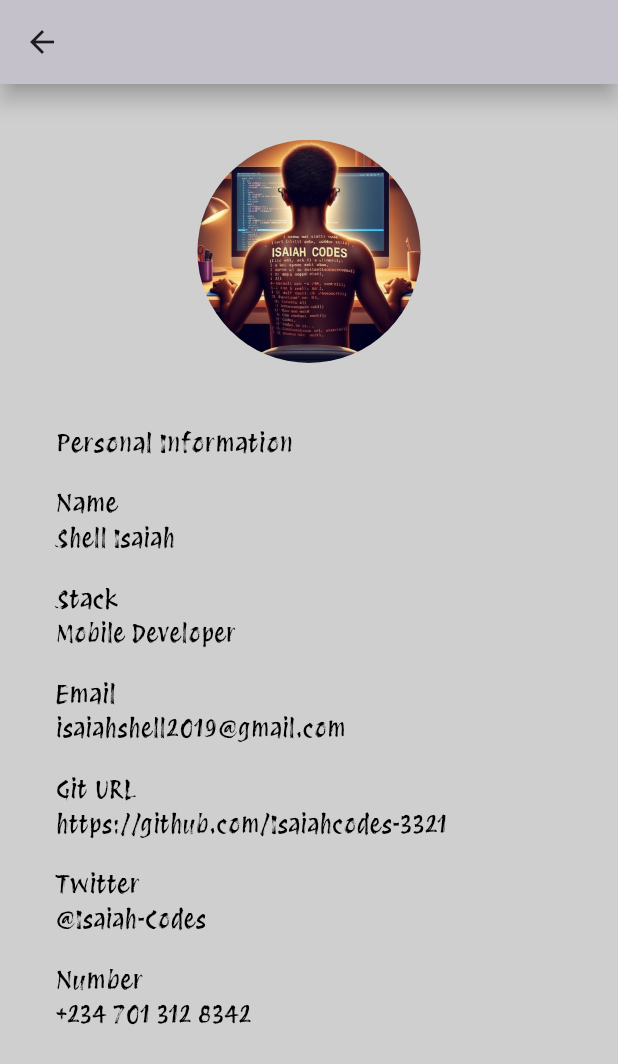
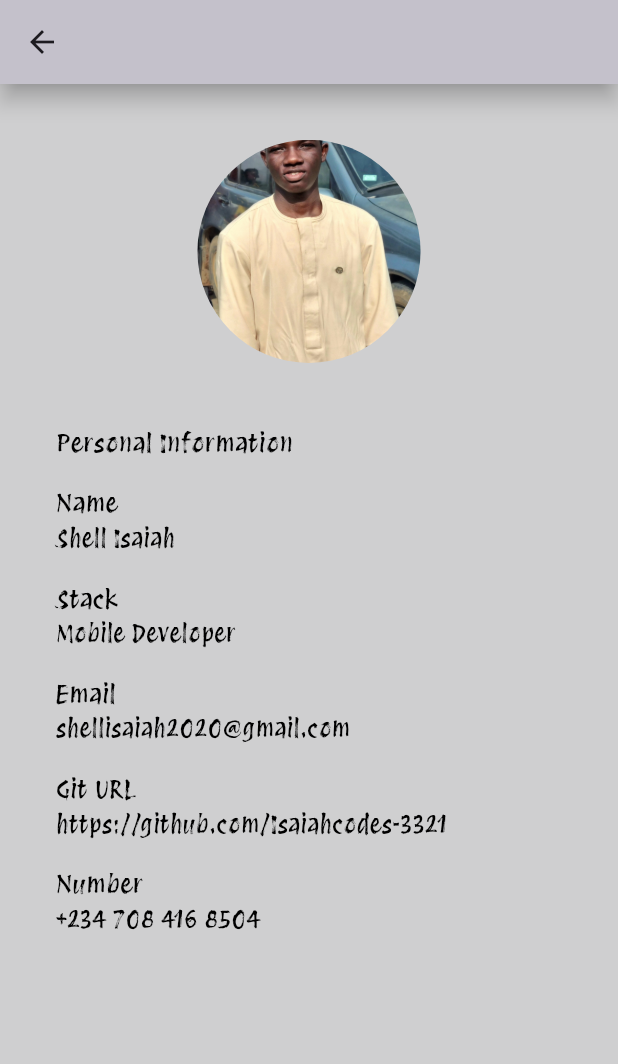
Before and after one commit to Isaiahcodes-3321/JokeApp, a Flutter app: the DevPage screen opened directly, on a phone screen of 412 x 824 dp. Shown: the top 1064 px of the screen. Run offline on Flutter 3.47's test engine with Material 3 defaults, Android fonts, the light colour scheme and no system bars; our stand-ins replace animated_text_kit, auto_size_text, connectivity_plus, flutter_riverpod, fluttertoast, go_router and 3 more; missing offline and left inert: clipboard, swiping_card_deck; accounts and stored records are empty.

Commit message:
update on joke app

```diff
--- a/joke_app/lib/controller/appnetwork/network.dart
+++ b/joke_app/lib/controller/appnetwork/network.dart
@@ -1,12 +1,14 @@
+import 'package:joke_app/views/widgets/toast_info.dart';
+
 import '../export.dart';
-
 
 class AppNetwork {
   static networkState(BuildContext context) async {
     final connectivityResult = await (Connectivity().checkConnectivity());
     if (connectivityResult == ConnectivityResult.none) {
       // ignore: use_build_context_synchronously
-      CopyJoke.snackBar(context, 'No internet connection');
+      Toast.errorToast('No internet connection');
+      // CopyJoke.snackBar(context, 'No internet connection');
     } else {
       refProvider.read(isLoading.notifier).state = 'Loading';
       if (refProvider.watch(ProviderAppBarStatus.randomJokes)) {
--- a/joke_app/lib/main.dart
+++ b/joke_app/lib/main.dart
@@ -1,16 +1,15 @@
 import 'package:flutter/material.dart';
 import 'package:flutter/services.dart';
+import 'package:fluttertoast/fluttertoast.dart';
 import 'services/storage/joke_storage.dart';
 import 'package:hive_flutter/adapters.dart';
 import 'package:joke_app/views/approute/route.dart';
 import 'package:joke_app/views/constant/constant.dart';
 import 'package:flutter_riverpod/flutter_riverpod.dart';
 import 'package:responsive_sizer/responsive_sizer.dart';
-import 'package:google_mobile_ads/google_mobile_ads.dart';
 
 main() async {
   WidgetsFlutterBinding.ensureInitialized();
-  MobileAds.instance.initialize();
   setupHive();
   await SystemChrome.setPreferredOrientations([
     DeviceOrientation.portraitUp,
@@ -35,6 +34,7 @@ class MyApp extends StatelessWidget {
       builder: (context, orientation, screenType) {
         return ProviderScope(
           child: MaterialApp.router(
+            builder: FToastBuilder(),
             debugShowCheckedModeBanner: false,
             routerConfig: AppRoute.router,
           ),
--- a/joke_app/lib/services/apis/v2Joke_api.dart
+++ b/joke_app/lib/services/apis/v2Joke_api.dart
@@ -1,4 +1,5 @@
 import 'dart:convert';
+import 'package:flutter/material.dart';
 import 'package:http/http.dart' as http;
 import 'package:joke_app/services/apis/joke_varable.dart';
 import 'package:joke_app/services/provider/joke_provider.dart';
@@ -11,14 +12,14 @@ class V2JokeApi {
     var url = Uri.https('v2.jokeapi.dev', MainScreenControls.apiChanging);
     var response = await http.get(url);
     if (response.statusCode == 200 || response.statusCode == 201) {
-      print('My joke ${response.body}');
+      debugPrint('My joke ${response.body}');
       final responseData = jsonDecode(response.body);
       singleJoke = responseData['joke'] ?? '';
       multipleJokeSetup = responseData['setup'] ?? '';
       multipleJokeDelivery = responseData['delivery'] ?? '';
       updateJokes();
     } else {
-      print('error code ${response.body}');
+      debugPrint('error code ${response.body}');
     }
   }
 
--- a/joke_app/lib/views/app_themes/themes.dart
+++ b/joke_app/lib/views/app_themes/themes.dart
@@ -1,10 +1,10 @@
 import 'package:flutter/material.dart';
-
 
 class AppThemes {
   static Color blackColor = Colors.black;
-  static Color whiteColor = Colors.white;
+  static const Color whiteColor = Colors.white;
+  static const Color green = Colors.green;
   static Color orangeColor = Colors.orange;
-     static Color backgroundColor = const Color.fromARGB(255, 207, 207, 208);
-   static Color grayColor = const Color.fromARGB(255, 133, 133, 133);
+  static Color backgroundColor = const Color.fromARGB(255, 207, 207, 208);
+  static Color grayColor = const Color.fromARGB(255, 133, 133, 133);
 }
--- a/joke_app/lib/views/app_views/deve_mode/dev_mode.dart
+++ b/joke_app/lib/views/app_views/deve_mode/dev_mode.dart
@@ -1,5 +1,7 @@
 import 'package:joke_app/views/app_views/Ads/bannar_ads.dart';
 import 'package:joke_app/views/app_views/main_view/export.dart';
+import 'package:joke_app/views/widgets/toast_info.dart';
+import 'package:url_launcher/url_launcher.dart';
 
 class DevPage extends StatelessWidget {
   const DevPage({super.key});
@@ -22,20 +24,21 @@ class DevPage extends StatelessWidget {
           child: SingleChildScrollView(
             child: Column(
               children: [
-                const FullAds(),
+                // const FullAds(),
                 Center(
-                  child: Container(
-                    width: 50.sp,
-                    height: 50.sp,
-                    decoration: BoxDecoration(
-                      shape: BoxShape.circle,
-                      image: DecorationImage(
-                          fit: BoxFit.cover,
-                          image: AssetImage(
-                            AppImages.devImage,
-                          )),
-                    ),
-                  ),
+                  child: profilePic(context),
+                  //  Container(
+                  //   width: 50.sp,
+                  //   height: 50.sp,
+                  //   decoration: BoxDecoration(
+                  //     shape: BoxShape.circle,
+                  //     image: DecorationImage(
+                  //         fit: BoxFit.cover,
+                  //         image: AssetImage(
+                  //           AppImages.devImage,
+                  //         )),
+                  //   ),
+                  // ),
                 ),
                 SizedBox(
                   height: 5.h,
@@ -47,45 +50,52 @@ class DevPage extends StatelessWidget {
                   child: Column(
                       crossAxisAlignment: CrossAxisAlignment.start,
                       children: [
-                        text('Personal Information', bigFontSize),
+                        text('Personal Information', bigFontSize, () {}),
                         SizedBox(
                           height: 2.h,
                         ),
-                        text('Name', bigFontSize),
-                        text('Shell Isaiah', smallFontSize),
+                        text('Name', bigFontSize, () {}),
+                        text('Shell Isaiah', smallFontSize, () {}),
                         SizedBox(
                           height: 2.h,
                         ),
-                        text('Stack', bigFontSize),
-                        text('Mobile Developer', smallFontSize),
+                        text('Stack', bigFontSize, () {}),
+                        text('Mobile Developer', smallFontSize, () {}),
                         SizedBox(
                           height: 2.h,
                         ),
-                        text('Email', bigFontSize),
+                        text('Email', bigFontSize, () {}),
                         FittedBox(
-                            child: text(
-                                'isaiahshell2019@gmail.com', smallFontSize)),
+                            child: text('shellisaiah2020@gmail.com',
+                                smallFontSize, () {})),
                         SizedBox(
                           height: 2.h,
                         ),
-                        text('Git URL', bigFontSize),
+                        text('Git URL', bigFontSize, () {}),
                         FittedBox(
+                          child: GestureDetector(
+                            onTap: () async {
+                              await launchWebPage();
+                            },
                             child: SelectableText(
                               'https://github.com/Isaiahcodes-3321',
                               style: AppTextStyle.regular()
                                   .copyWith(fontSize: smallFontSize),
                             ),
                           ),
+                        ),
+                        // SizedBox(
+                        //   height: 2.h,
+                        // ),
+                        // text('Twitter', bigFontSize),
+                        // text('@Isaiah-Codes', smallFontSize),
                         SizedBox(
                           height: 2.h,
                         ),
-                        text('Twitter', bigFontSize),
-                        text('@Isaiah-Codes', smallFontSize),
-                        SizedBox(
-                          height: 2.h,
-                        ),
-                        text('Number', bigFontSize),
-                        text('+234 701 312 8342', smallFontSize),
+                        text('Number', bigFontSize, () {}),
+                        text('+234 708 416 8504', smallFontSize, () async {
+                          await launchPhoneCall('+234 708 416 8504');
+                        }),
                       ]),
                 ),
               ],
@@ -96,10 +106,87 @@ class DevPage extends StatelessWidget {
     );
   }
 
-  Widget text(String text, var myFontSize) {
-    return Text(
+  Widget profilePic(BuildContext context) {
+    return GestureDetector(
+      onTap: () {
+        showDialog(
+          context: context,
+          barrierColor: Colors.black,
+          builder: (_) {
+            return Dialog(
+              backgroundColor: Colors.transparent,
+              insetPadding: EdgeInsets.zero,
+              child: GestureDetector(
+                onTap: () => Navigator.pop(context),
+                child: InteractiveViewer(
+                  child: Image.asset(
+                    AppImages.devImage,
+                    fit: BoxFit.contain,
+                  ),
+                ),
+              ),
+            );
+          },
+        );
+      },
+      child: Container(
+        width: 50.sp,
+        height: 50.sp,
+        decoration: BoxDecoration(
+          shape: BoxShape.circle,
+          image: DecorationImage(
+            fit: BoxFit.cover,
+            image: AssetImage(
+              AppImages.devImage,
+            ),
+          ),
+        ),
+      ),
+    );
+  }
+
+  Widget text(String text, var myFontSize, VoidCallback userTap) {
+    return GestureDetector(
+      onTap: userTap,
+      child: Text(
         text,
         style: AppTextStyle.regular().copyWith(fontSize: myFontSize),
+      ),
     );
   }
+
+  static Future<void> launchPhoneCall(String number) async {
+    debugPrint("driver number $number");
+    final Uri phoneCallUrl = Uri.parse('tel:$number');
+
+    if (!await launchUrl(phoneCallUrl)) {
+      Toast.errorToast("Could not launch ");
+      // throw Exception('Could not launch $phoneCallUrl');
     }
+  }
+
+  static Future<void> launchWebPage() async {
+    final Uri gitLaunchUrl = Uri.parse('https://github.com/Isaiahcodes-3321');
+
+    if (!await launchUrl(gitLaunchUrl, mode: LaunchMode.externalApplication)) {
+      Toast.errorToast("Could not launch ");
+      // throw Exception('Could not launch $gitLaunchUrl');
+    }
+  }
+
+  static Future<void> launchEmailPage() async {
+    final Uri emailLaunchUrl = Uri(
+      scheme: 'mailto',
+      path: 'shellisaiah2020@gmail.com',
+      queryParameters: {
+        'subject': 'Hello',
+        'body': 'Hi Isaiah,',
+      },
+    );
+
+    if (!await launchUrl(emailLaunchUrl)) {
+      Toast.errorToast("Could not launch ");
+      // throw Exception('Could not launch $emailLaunchUrl');
+    }
+  }
+}
--- a/joke_app/lib/views/app_views/favorite_view/favorite.dart
+++ b/joke_app/lib/views/app_views/favorite_view/favorite.dart
@@ -41,7 +41,7 @@ class _FavoriteViewState extends State<FavoriteView> {
         child: Column( crossAxisAlignment: CrossAxisAlignment.center,
         mainAxisAlignment: MainAxisAlignment.center,
           children: [
-            const FullAds(),
+            // const FullAds(),
             Center(
               child: SwipingCardDeck(
                 cardDeck: List.generate(
--- a/joke_app/lib/views/app_views/main_view/main_screen.dart
+++ b/joke_app/lib/views/app_views/main_view/main_screen.dart
@@ -134,7 +134,7 @@ class AppBody {
       refProvider.watch(ProviderAppBarStatus.dadsJokes)
           ? const DadsView()
           : const SizedBox(),
-      const AppBanner(),
+      // const AppBanner(),
     ]);
   }
 }
--- a/joke_app/lib/views/approute/route.dart
+++ b/joke_app/lib/views/approute/route.dart
@@ -2,6 +2,7 @@ import 'package:flutter/material.dart';
 import 'package:go_router/go_router.dart';
 import 'package:joke_app/views/app_views/main_view/main_screen.dart';
 import 'package:joke_app/views/app_views/splash_view/splash_view.dart';
+import 'package:joke_app/views/widgets/toast_info.dart';
 
 class AppRoute{
 
@@ -9,6 +10,7 @@ class AppRoute{
   static String mainView = 'mainView';
 
 static final GoRouter router = GoRouter(
+   navigatorKey: JokeAppToast.navigatorKey,
   routes: <RouteBase>[
     GoRoute(
       path: '/',
--- a/joke_app/lib/views/widgets/two_taps.dart
+++ b/joke_app/lib/views/widgets/two_taps.dart
@@ -30,7 +30,7 @@ class TwoTaps extends StatelessWidget {
             onPressed: () async {
               await JokeControls.addJoke(context);
             },
-            color: isIconClick ? AppThemes.blackColor : AppThemes.grayColor,
+            color: isIconClick ? AppThemes.green : AppThemes.grayColor,
           ),
           IconButton(
             icon: const Icon(Icons.content_copy, size: 25),
--- a/joke_app/pubspec.yaml
+++ b/joke_app/pubspec.yaml
@@ -24,10 +24,13 @@ dependencies:
   animated_text_kit: ^4.2.2
   auto_size_text: ^3.0.0
   clipboard: ^0.1.3
+  # fluttertoast: ^9.0.0
+  url_launcher: ^6.3.2
   swiping_card_deck: ^1.3.0
   change_app_package_name: ^1.1.0
   flutter_launcher_icons: ^0.13.1
-  google_mobile_ads: ^5.0.0
+  fluttertoast: ^9.0.0
+  # google_mobile_ads: ^5.0.0
 flutter_launcher_icons:
   android: "launcher_icon"
   ios: true
```
Also changed, not shown: joke_app/lib/controller/copy_text.dart/copy.dart (+10 -5 lines), joke_app/lib/controller/joke_stored_controls/joke_stored_controls.dart (+5 -3 lines), joke_app/lib/views/app_views/Ads/bannar_ads.dart (+110 -110 lines), joke_app/lib/views/widgets/toast_info.dart (added, +97 -0 lines), joke_app/assets/image/isaiahImage.jpg, joke_app/pubspec.lock, 21 other files. Lines whose indentation alone changed are shown as unchanged.
